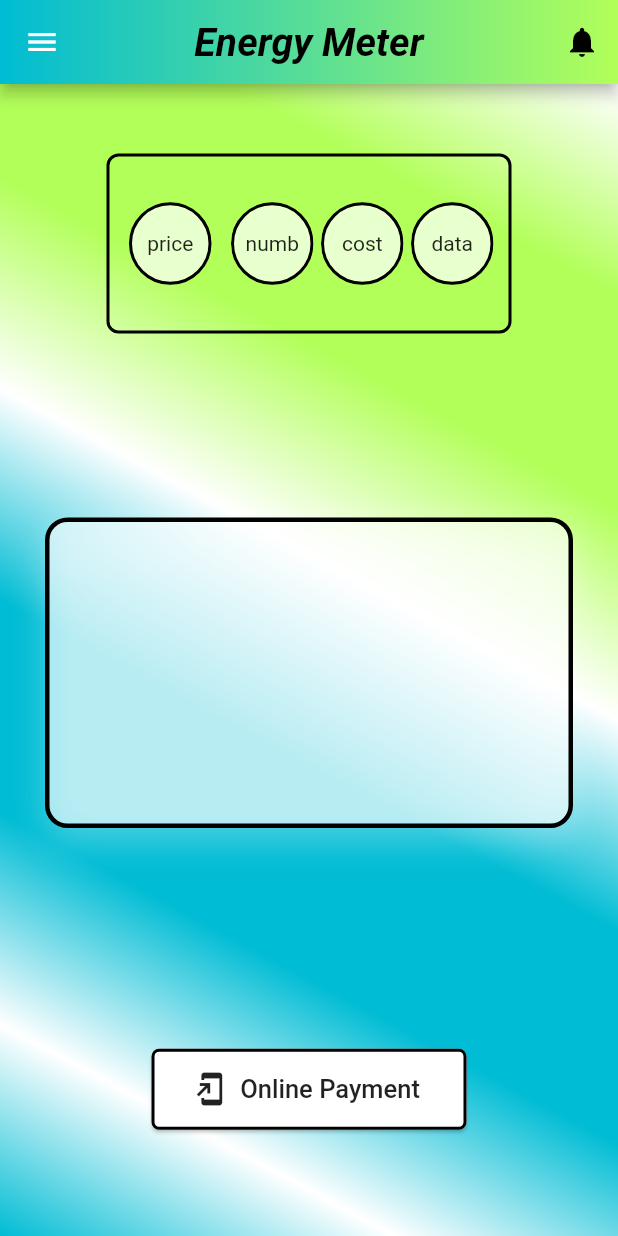
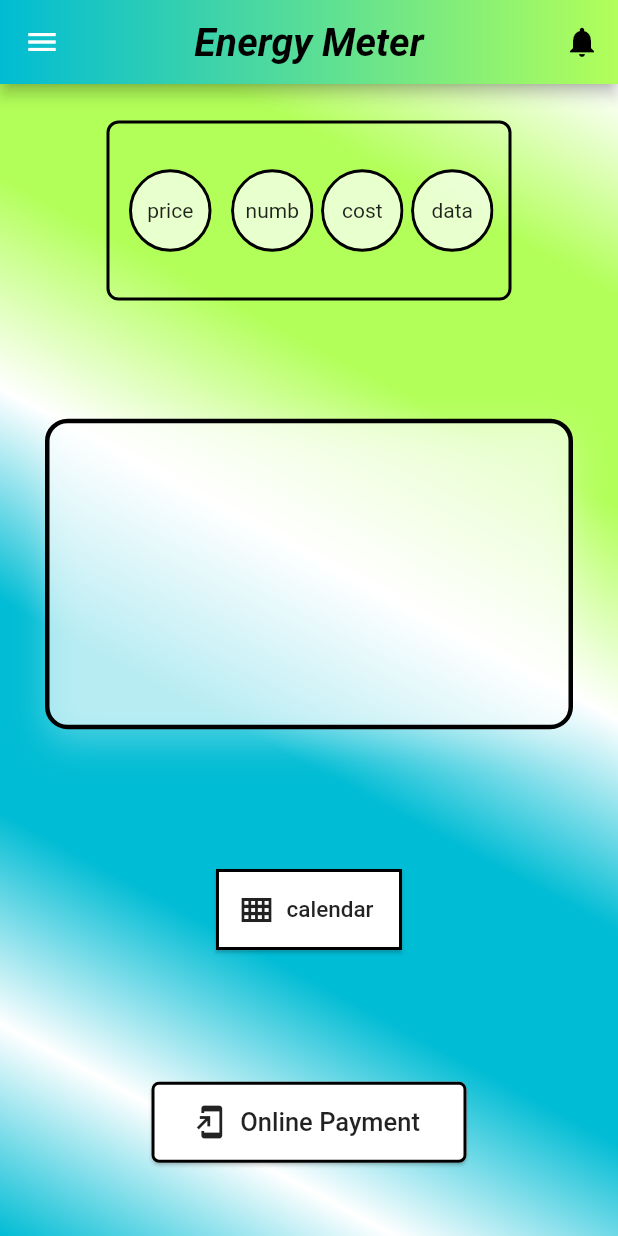
Before and after one commit to Rejulr/energymeter, a Flutter app: the screen it shows after launch, on a phone screen of 412 x 824 dp. Run offline on Flutter 3.47's test engine with Material 2 defaults, Android fonts, the phone set to English and light mode, and no system bars; our stand-ins replace gradient_app_bar.

```diff
--- a/lib/main.dart
+++ b/lib/main.dart
@@ -244,16 +244,12 @@ class _homeState extends State<home> {
               ),
 
               Container(
-
-
                 margin: EdgeInsets.all(30),
                 padding: EdgeInsets.all(1000),
-
                 height: 207,
                 width: 450,
                 decoration: new BoxDecoration(
                     color: Colors.white60,
-
                     border: Border.all(
                         color: Colors.black, // set border color
                         width: 3.0), // set border width
@@ -262,10 +258,45 @@ class _homeState extends State<home> {
                     boxShadow: [
                       BoxShadow(blurRadius: 20,
                           color: Colors.white30,
-                          offset: Offset(1, 8))
-                    ]
+                          offset: Offset(1, 8))],
+                ),
+              ),
+              Container(
+                margin: EdgeInsets.all(0),
+                padding: EdgeInsets.all(0),
+                height: 83,
+                width: 180,
+                alignment: Alignment.center,
 
-                ),),
+                child: Column(
+                  mainAxisAlignment: MainAxisAlignment.center,
+                  children: <Widget>[
+                    Card(
+                      color: Colors.white,
+                      shape: RoundedRectangleBorder(
+                        side: BorderSide(color: Colors.black, width: 2.0),
+                        borderRadius: BorderRadius.circular(0.0),
+                      ),
+                      child: Column(
+                          crossAxisAlignment: CrossAxisAlignment.center,
+                          children: <Widget>[
+                            Padding(
+                                padding: const EdgeInsets.all(3.0),
+                                child: FlatButton.icon(
+                                  icon: Icon(Icons.view_compact_outlined),
+                                  label: Text(
+                                    "calendar",
+                                    style: TextStyle(fontSize: 15),
+                                  ),
+                                  onPressed: () => launch(""),
+                                )
+                            ),
+                          ]
+                      ),
+                    ),
+                  ],
+                ),
+              ),
 
               Container(
                 margin: EdgeInsets.all(10),
```
Also changed, not shown: lib/select.dart (added, +51 -0 lines).
